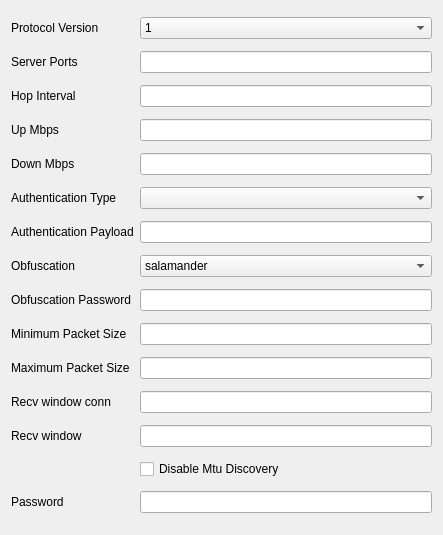
Qt form upstream/include/ui/profile/edit_hysteria.ui (hopol/throne-mirror) before a commit.
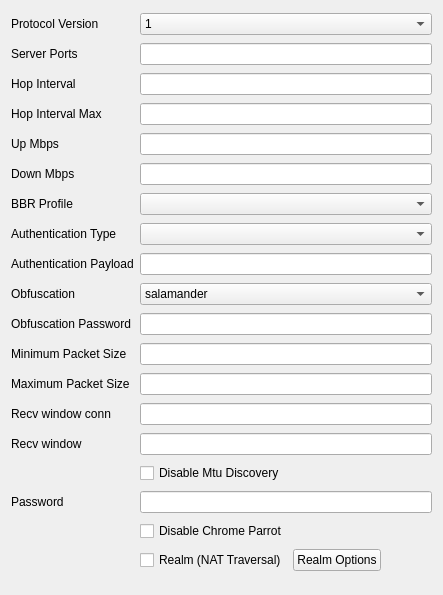
The same form after that commit.

Patch:
```diff
--- a/upstream/include/ui/profile/edit_hysteria.ui
+++ b/upstream/include/ui/profile/edit_hysteria.ui
@@ -7,50 +7,33 @@
     <x>0</x>
     <y>0</y>
     <width>443</width>
-    <height>535</height>
+    <height>595</height>
    </rect>
   </property>
   <property name="windowTitle">
    <string notr="true">Form</string>
   </property>
   <layout class="QGridLayout" name="gridLayout">
-   <item row="11" column="1">
-    <widget class="QLineEdit" name="max_packet_size"/>
-   </item>
-   <item row="7" column="1">
-    <widget class="QLineEdit" name="auth"/>
-   </item>
-   <item row="6" column="1">
-    <widget class="QComboBox" name="auth_type">
-     <item>
-      <property name="text">
-       <string notr="true"/>
-      </property>
-     </item>
-     <item>
-      <property name="text">
-       <string notr="true">STRING</string>
-      </property>
-     </item>
-     <item>
-      <property name="text">
-       <string notr="true">BASE64</string>
-      </property>
-     </item>
-    </widget>
-   </item>
-   <item row="1" column="1">
-    <widget class="QLineEdit" name="server_ports"/>
-   </item>
-   <item row="14" column="1">
-    <widget class="QCheckBox" name="disable_mtu_discovery">
+   <item row="0" column="0">
+    <widget class="QLabel" name="protocol_version_l">
      <property name="text">
-      <string>Disable Mtu Discovery</string>
+      <string>Protocol Version</string>
      </property>
     </widget>
    </item>
-   <item row="3" column="1">
-    <widget class="QLineEdit" name="up_mbps"/>
+   <item row="0" column="1">
+    <widget class="QComboBox" name="protocol_version">
+     <item>
+      <property name="text">
+       <string notr="true">1</string>
+      </property>
+     </item>
+     <item>
+      <property name="text">
+       <string notr="true">2</string>
+      </property>
+     </item>
+    </widget>
    </item>
    <item row="1" column="0">
     <widget class="QLabel" name="label">
@@ -59,8 +42,8 @@
      </property>
     </widget>
    </item>
-   <item row="4" column="1">
-    <widget class="QLineEdit" name="down_mbps"/>
+   <item row="1" column="1">
+    <widget class="QLineEdit" name="server_ports"/>
    </item>
    <item row="2" column="0">
     <widget class="QLabel" name="label_2">
@@ -69,7 +52,121 @@
      </property>
     </widget>
    </item>
+   <item row="2" column="1">
+    <widget class="QLineEdit" name="hop_interval"/>
+   </item>
+   <item row="3" column="0">
+    <widget class="QLabel" name="hop_interval_max_l">
+     <property name="text">
+      <string>Hop Interval Max</string>
+     </property>
+    </widget>
+   </item>
+   <item row="3" column="1">
+    <widget class="QLineEdit" name="hop_interval_max">
+     <property name="toolTip">
+      <string>When set, each hop waits a random duration between Hop Interval and this value. Requires Hop Interval.</string>
+     </property>
+    </widget>
+   </item>
+   <item row="4" column="0">
+    <widget class="QLabel" name="label_3">
+     <property name="text">
+      <string>Up Mbps</string>
+     </property>
+    </widget>
+   </item>
+   <item row="4" column="1">
+    <widget class="QLineEdit" name="up_mbps"/>
+   </item>
+   <item row="5" column="0">
+    <widget class="QLabel" name="label_4">
+     <property name="text">
+      <string>Down Mbps</string>
+     </property>
+    </widget>
+   </item>
+   <item row="5" column="1">
+    <widget class="QLineEdit" name="down_mbps"/>
+   </item>
+   <item row="6" column="0">
+    <widget class="QLabel" name="bbr_profile_l">
+     <property name="text">
+      <string>BBR Profile</string>
+     </property>
+    </widget>
+   </item>
+   <item row="6" column="1">
+    <widget class="QComboBox" name="bbr_profile">
+     <property name="toolTip">
+      <string>Congestion control aggressiveness. Leave empty to use the default (standard).</string>
+     </property>
+     <item>
+      <property name="text">
+       <string notr="true"/>
+      </property>
+     </item>
+     <item>
+      <property name="text">
+       <string notr="true">standard</string>
+      </property>
+     </item>
+     <item>
+      <property name="text">
+       <string notr="true">conservative</string>
+      </property>
+     </item>
+     <item>
+      <property name="text">
+       <string notr="true">aggressive</string>
+      </property>
+     </item>
+    </widget>
+   </item>
+   <item row="7" column="0">
+    <widget class="QLabel" name="auth_type_l">
+     <property name="text">
+      <string>Authentication Type</string>
+     </property>
+    </widget>
+   </item>
+   <item row="7" column="1">
+    <widget class="QComboBox" name="auth_type">
+     <item>
+      <property name="text">
+       <string notr="true"/>
+      </property>
+     </item>
+     <item>
+      <property name="text">
+       <string notr="true">STRING</string>
+      </property>
+     </item>
+     <item>
+      <property name="text">
+       <string notr="true">BASE64</string>
+      </property>
+     </item>
+    </widget>
+   </item>
+   <item row="8" column="0">
+    <widget class="QLabel" name="auth_l">
+     <property name="text">
+      <string>Authentication Payload</string>
+     </property>
+    </widget>
+   </item>
    <item row="8" column="1">
+    <widget class="QLineEdit" name="auth"/>
+   </item>
+   <item row="9" column="0">
+    <widget class="QLabel" name="obfuscation_type_l">
+     <property name="text">
+      <string>Obfuscation</string>
+     </property>
+    </widget>
+   </item>
+   <item row="9" column="1">
     <widget class="QComboBox" name="obfuscation_type">
      <item>
       <property name="text">
@@ -83,121 +180,119 @@
      </item>
     </widget>
    </item>
-   <item row="10" column="1">
-    <widget class="QLineEdit" name="min_packet_size"/>
-   </item>
    <item row="10" column="0">
+    <widget class="QLabel" name="label_5">
+     <property name="text">
+      <string>Obfuscation Password</string>
+     </property>
+    </widget>
+   </item>
+   <item row="10" column="1">
+    <widget class="QLineEdit" name="obfs"/>
+   </item>
+   <item row="11" column="0">
     <widget class="QLabel" name="min_packet_size_l">
      <property name="text">
       <string>Minimum Packet Size</string>
      </property>
     </widget>
    </item>
-   <item row="4" column="0">
-    <widget class="QLabel" name="label_4">
-     <property name="text">
-      <string>Down Mbps</string>
-     </property>
-    </widget>
+   <item row="11" column="1">
+    <widget class="QLineEdit" name="min_packet_size"/>
    </item>
    <item row="12" column="0">
+    <widget class="QLabel" name="max_packet_size_l">
+     <property name="text">
+      <string>Maximum Packet Size</string>
+     </property>
+    </widget>
+   </item>
+   <item row="12" column="1">
+    <widget class="QLineEdit" name="max_packet_size"/>
+   </item>
+   <item row="13" column="0">
     <widget class="QLabel" name="recv_window_conn_l">
      <property name="text">
       <string>Recv window conn</string>
      </property>
     </widget>
    </item>
-   <item row="7" column="0">
-    <widget class="QLabel" name="auth_l">
-     <property name="text">
-      <string>Authentication Payload</string>
-     </property>
-    </widget>
+   <item row="13" column="1">
+    <widget class="QLineEdit" name="recv_window_conn"/>
    </item>
-   <item row="15" column="1">
-    <widget class="QLineEdit" name="password"/>
-   </item>
-   <item row="13" column="0">
+   <item row="14" column="0">
     <widget class="QLabel" name="recv_window_l">
      <property name="text">
       <string>Recv window</string>
      </property>
     </widget>
    </item>
-   <item row="6" column="0">
-    <widget class="QLabel" name="auth_type_l">
-     <property name="text">
-      <string>Authentication Type</string>
-     </property>
-    </widget>
+   <item row="14" column="1">
+    <widget class="QLineEdit" name="recv_window"/>
    </item>
-   <item row="12" column="1">
-    <widget class="QLineEdit" name="recv_window_conn"/>
-   </item>
-   <item row="0" column="1">
-    <widget class="QComboBox" name="protocol_version">
-     <item>
-      <property name="text">
-       <string notr="true">1</string>
-      </property>
-     </item>
-     <item>
-      <property name="text">
-       <string notr="true">2</string>
-      </property>
-     </item>
-    </widget>
-   </item>
-   <item row="3" column="0">
-    <widget class="QLabel" name="label_3">
+   <item row="15" column="1">
+    <widget class="QCheckBox" name="disable_mtu_discovery">
      <property name="text">
-      <string>Up Mbps</string>
+      <string>Disable Mtu Discovery</string>
      </property>
     </widget>
    </item>
-   <item row="15" column="0">
+   <item row="16" column="0">
     <widget class="QLabel" name="password_l">
      <property name="text">
       <string>Password</string>
      </property>
     </widget>
    </item>
-   <item row="0" column="0">
-    <widget class="QLabel" name="protocol_version_l">
-     <property name="text">
-      <string>Protocol Version</string>
-     </property>
-    </widget>
+   <item row="16" column="1">
+    <widget class="QLineEdit" name="password"/>
    </item>
-   <item row="2" column="1">
-    <widget class="QLineEdit" name="hop_interval"/>
-   </item>
-   <item row="13" column="1">
-    <widget class="QLineEdit" name="recv_window"/>
-   </item>
-   <item row="11" column="0">
-    <widget class="QLabel" name="max_packet_size_l">
-     <property name="text">
-      <string>Maximum Packet Size</string>
+   <item row="17" column="1">
+    <widget class="QCheckBox" name="disable_chrome_parrot">
+     <property name="toolTip">
+      <string>Parroting makes the QUIC handshake look like Chrome's. On by default.
+It overrides idle timeout, max concurrent streams,
+initial packet size and the initial receive windows.</string>
      </property>
-    </widget>
-   </item>
-   <item row="9" column="0">
-    <widget class="QLabel" name="label_5">
      <property name="text">
-      <string>Obfuscation Password</string>
+      <string>Disable Chrome Parrot</string>
      </property>
     </widget>
    </item>
-   <item row="9" column="1">
-    <widget class="QLineEdit" name="obfs"/>
-   </item>
-   <item row="8" column="0">
-    <widget class="QLabel" name="obfuscation_type_l">
-     <property name="text">
-      <string>Obfuscation</string>
-     </property>
-    </widget>
+   <item row="18" column="1">
+    <layout class="QHBoxLayout" name="realm_row">
+     <item>
+      <widget class="QCheckBox" name="realm_enabled">
+       <property name="toolTip">
+        <string>Reach a Hysteria2 server behind NAT through a Hysteria Realm
+rendezvous service. Replaces the server address and port.</string>
+       </property>
+       <property name="text">
+        <string>Realm (NAT Traversal)</string>
+       </property>
+      </widget>
+     </item>
+     <item>
+      <widget class="QPushButton" name="realm_options">
+       <property name="text">
+        <string>Realm Options</string>
+       </property>
+      </widget>
+     </item>
+     <item>
+      <spacer name="realm_row_spacer">
+       <property name="orientation">
+        <enum>Qt::Horizontal</enum>
+       </property>
+       <property name="sizeHint" stdset="0">
+        <size>
+         <width>0</width>
+         <height>0</height>
+        </size>
+       </property>
+      </spacer>
+     </item>
+    </layout>
    </item>
   </layout>
  </widget>
```
Left out of the diff: 10 changed lines with no effect on the pictures.
